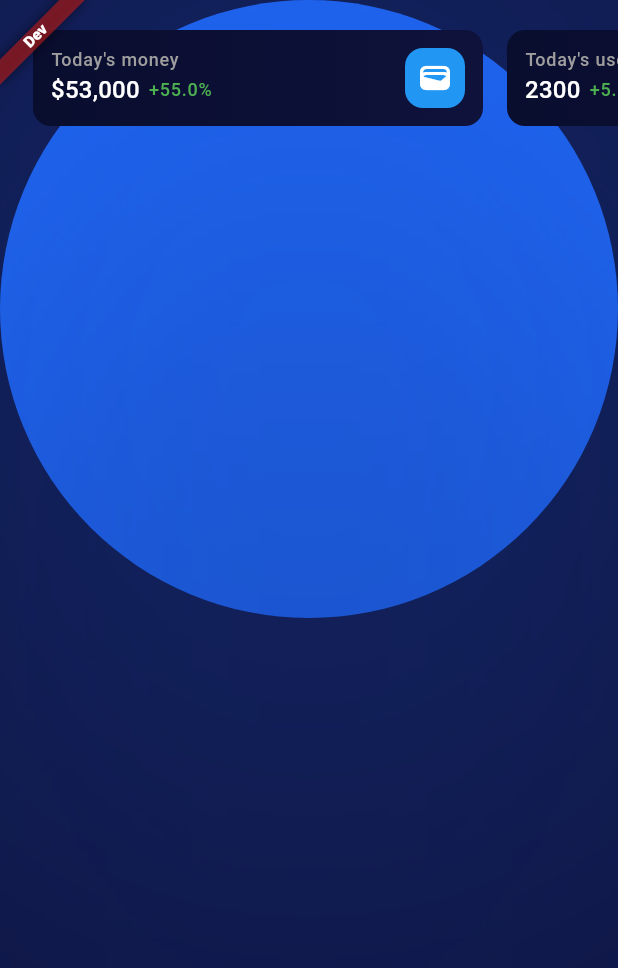
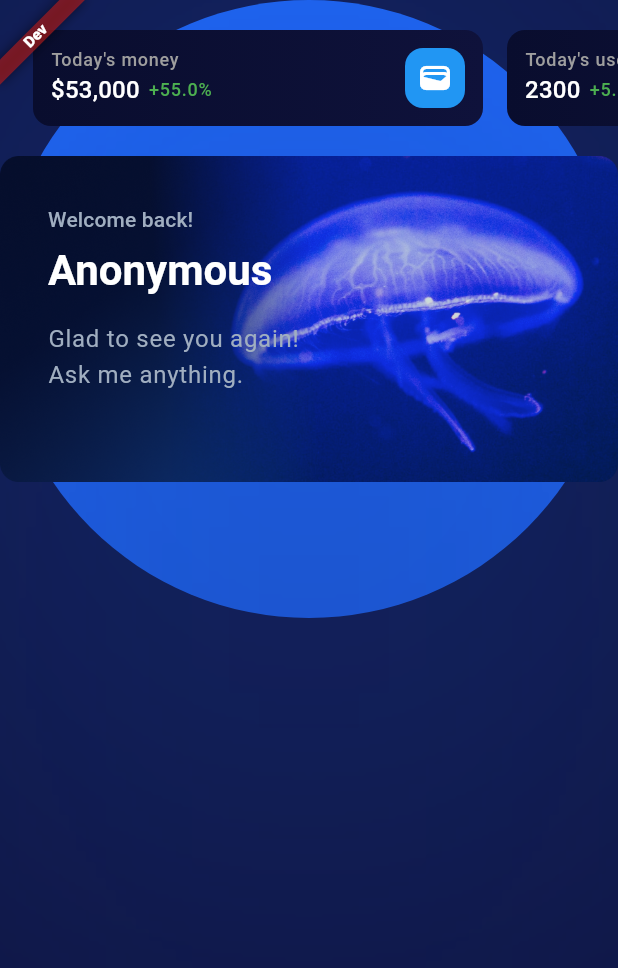
Before and after one commit to shihabkandil/admin-dashboard, a Flutter app: the DashboardScreen screen opened by its route, on a phone screen of 412 x 824 dp. Shown: the top 968 px of the screen. Run offline on Flutter 3.47's test engine with Material 3 defaults, Android fonts, the phone set to English and light mode, and no system bars; our stand-ins replace auto_route, dartz, flutter_bloc, freezed_annotation, get_it and 3 more; generated files the repository leaves out were written again.

Commit message:
feat: Add welcome card ui

```diff
--- a/lib/common/constants/theme/app_colors.dart
+++ b/lib/common/constants/theme/app_colors.dart
@@ -23,4 +23,5 @@ class AppColors {
   ];
 
   static const Color black = Colors.black;
+  static const Color grayishBlue = Color(0xFFA0AEC0);
 }
--- a/lib/common/core/router/app_router.dart
+++ b/lib/common/core/router/app_router.dart
@@ -10,6 +10,6 @@ class AppRouter extends RootStackRouter {
   @override
   List<AutoRoute> get routes => [
         AutoRoute(page: AuthRoute.page, initial: true),
-        AutoRoute(page: DashboardRoute.page),
+        AutoRoute(page: DashboardRoute.page, path: '/dashboard'),
       ];
 }
--- a/lib/features/dashboard/presentation/screens/dashboard_screen.dart
+++ b/lib/features/dashboard/presentation/screens/dashboard_screen.dart
@@ -1,5 +1,6 @@
 import 'dart:ui';
 
+import 'package:admin_dashboard/features/dashboard/presentation/widgets/welcome_card.dart';
 import 'package:auto_route/annotations.dart';
 import 'package:flutter/material.dart';
 
@@ -32,6 +33,8 @@ class DashboardScreen extends StatelessWidget {
               children: [
                 20.verticalSpace,
                 const HeaderCardsList(),
+                20.verticalSpace,
+                const WelcomeCard(name: 'Anonymous')
               ],
             ),
           ),
--- a/lib/features/dashboard/presentation/widgets/header_cards_list.dart
+++ b/lib/features/dashboard/presentation/widgets/header_cards_list.dart
@@ -1,8 +1,8 @@
-import 'package:admin_dashboard/common/extensions/widgets_extensions.dart';
 import 'package:flutter/cupertino.dart';
 import 'package:flutter/material.dart';
 
 import '../../../../common/extensions/context_extensions.dart';
+import '../../../../common/extensions/widgets_extensions.dart';
 import 'header_analytics_card.dart';
 
 class HeaderCardsList extends StatelessWidget {
--- /dev/null
+++ b/lib/features/dashboard/presentation/widgets/welcome_card.dart
@@ -0,0 +1,58 @@
+import 'package:admin_dashboard/common/extensions/widgets_extensions.dart';
+import 'package:flutter/material.dart';
+
+import '../../../../common/constants/theme/app_colors.dart';
+import '../../../../common/constants/theme/app_theme_data.dart';
+import '../../../../common/extensions/context_extensions.dart';
+import '../../../../gen/assets.gen.dart';
+
+class WelcomeCard extends StatelessWidget {
+  const WelcomeCard({super.key, required this.name});
+
+  final String name;
+
+  @override
+  Widget build(BuildContext context) {
+    return SizedBox(
+      width: 650,
+      height: 340,
+      child: DecoratedBox(
+        decoration: BoxDecoration(borderRadius: BorderRadius.circular(20)),
+        child: Stack(
+          children: [
+            Assets.images.welcomeBackground.image(fit: BoxFit.fill),
+            Padding(
+              padding: const EdgeInsets.all(32),
+              child: Column(
+                crossAxisAlignment: CrossAxisAlignment.start,
+                children: [
+                  Text(
+                    context.localizer.welcomeBack,
+                    style: context.textTheme.labelLarge!.copyWith(
+                      color: AppColors.grayishBlue,
+                    ),
+                  ),
+                  6.verticalSpace,
+                  Text(
+                    name,
+                    style: context.textTheme.headlineMedium!.copyWith(
+                      fontWeight: FontWeight.bold,
+                    ),
+                  ),
+                  16.verticalSpace,
+                  Text(
+                    context.localizer.gladToSeeYou,
+                    textAlign: TextAlign.start,
+                    style: context.textTheme.bodyLarge!.copyWith(
+                      color: AppColors.grayishBlue,
+                    ),
+                  ),
+                ],
+              ),
+            ),
+          ],
+        ),
+      ),
+    );
+  }
+}
--- a/lib/l10n/app_en.arb
+++ b/lib/l10n/app_en.arb
@@ -22,5 +22,6 @@
   "welcomeBack": "Welcome back!",
   "yourEmailAddress": "Your email address",
   "yourFullName": "Your full name",
-  "yourPassword": "Your password"
+  "yourPassword": "Your password",
+  "gladToSeeYou": "Glad to see you again!\nAsk me anything."
 }
```
Also changed, not shown: assets/images/welcome_background.png (added), 2 other files.
